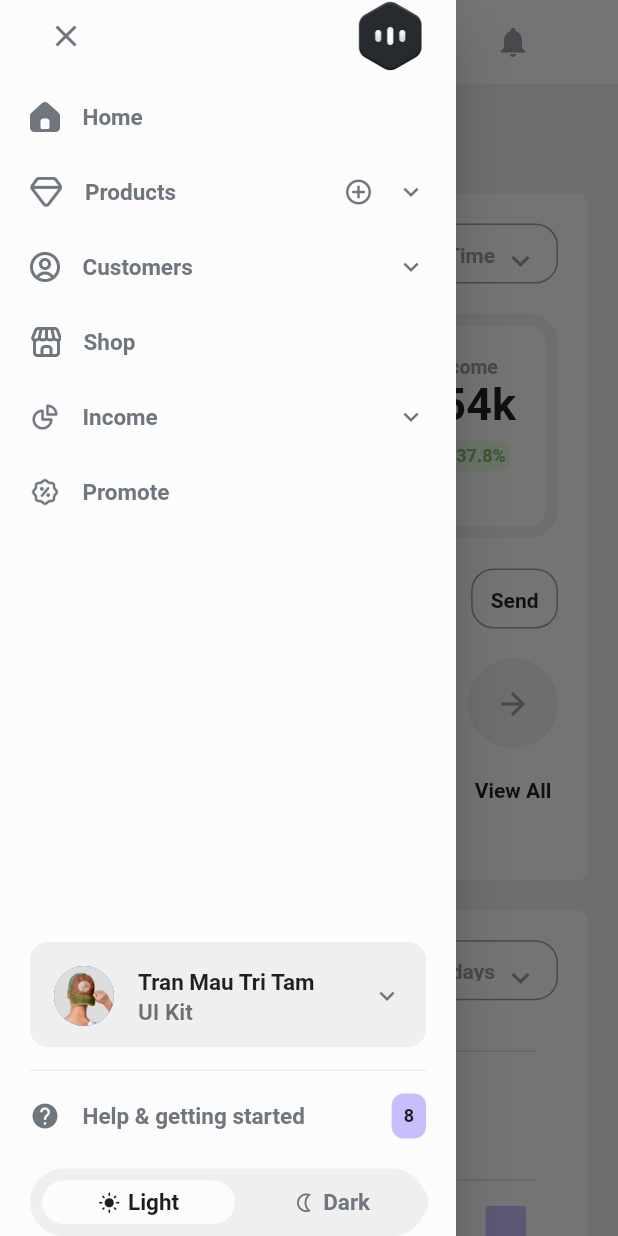
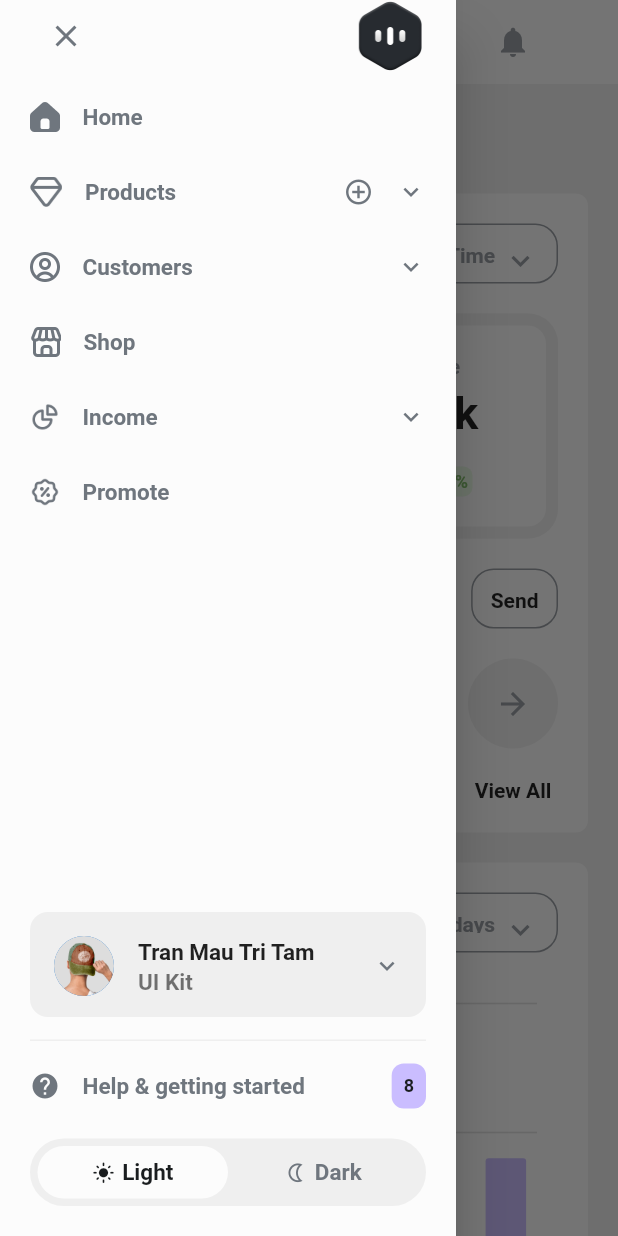
Before and after one commit to donkizzy/dashboard-UI, a Flutter app: the Dashboard screen opened directly, with the side drawer open, on a phone screen of 412 x 824 dp. Run offline on Flutter 3.47's test engine with Material 2 defaults, Android fonts, the phone set to English and light mode, and no system bars; our stand-ins replace adaptive_theme, charts_flutter.

Commit message:
fixed some responsiveness issues

```diff
--- a/lib/ui/screens/dashboard.dart
+++ b/lib/ui/screens/dashboard.dart
@@ -50,7 +50,6 @@ class _DashboardState extends State<Dashboard> {
             height: 20,
           ),
           Container(
-            height: height(context) / 1.8,
             padding: EdgeInsets.all(20.0),
             decoration: BoxDecoration(
                 color: Theme.of(context).cardColor,
@@ -109,6 +108,7 @@ class _DashboardState extends State<Dashboard> {
                     mainAxisAlignment: MainAxisAlignment.spaceBetween,
                     children: [
                       Flexible(
+                        fit: FlexFit.tight,
                         child: InkWell(
                           onTap:(){
                             setState(() {
@@ -124,6 +124,7 @@ class _DashboardState extends State<Dashboard> {
                             ),
                             child: Column(
                               crossAxisAlignment: CrossAxisAlignment.start,
+                              mainAxisAlignment: MainAxisAlignment.spaceBetween,
                               children: [
                                 Text('Customers',style: TextStyle(fontSize: 13,fontWeight: FontWeight.w600,color: greyChateau),),
                                 Text('254k',style: TextStyle(fontSize: 30,fontWeight: FontWeight.w600,),),
@@ -156,6 +157,7 @@ class _DashboardState extends State<Dashboard> {
                         ),
                       ),
                       Flexible(
+                        fit: FlexFit.tight,
                         child: InkWell(
                           onTap: (){
                             setState(() {
@@ -170,6 +172,7 @@ class _DashboardState extends State<Dashboard> {
                               borderRadius: BorderRadius.circular(12)
                             ),
                             child: Column(
+                              mainAxisAlignment: MainAxisAlignment.spaceBetween,
                               children: [
                                 Text('Income',style: TextStyle(fontSize: 13,fontWeight: FontWeight.w600,color: greyChateau),),
                                 Text('254k',style: TextStyle(fontSize: 30,fontWeight: FontWeight.w600,),),
@@ -289,7 +292,6 @@ class _DashboardState extends State<Dashboard> {
             height: 20,
           ),
           Container(
-              height: height(context) / 1.8,
               padding: EdgeInsets.all(20.0),
               decoration: BoxDecoration(
                   color: Theme.of(context).cardColor,
@@ -343,7 +345,6 @@ class _DashboardState extends State<Dashboard> {
           ),
           SizedBox(height: 20,),
           Container(
-        height: height(context) / 1.3,
         padding: EdgeInsets.all(20.0),
         decoration: BoxDecoration(
             color: Theme.of(context).cardColor,
@@ -435,7 +436,6 @@ class _DashboardState extends State<Dashboard> {
       ),
           SizedBox(height: 20,),
           Container(
-            height: height(context) / 3,
             padding: EdgeInsets.all(20.0),
             decoration: BoxDecoration(
                 color: Theme.of(context).cardColor,
@@ -476,9 +476,9 @@ class _DashboardState extends State<Dashboard> {
                         padding: EdgeInsets.all(12),
                         decoration: BoxDecoration(
                           borderRadius: BorderRadius.circular(15),
-                          border: Border.all(color: Theme.of(context).dividerColor),
+                          border: Border.all(color: Theme.of(context).dividerColor,width: 2),
                         ),
-                        child: Image.asset('assets/facebook.png'),
+                        child: Image.asset('assets/facebook.png',height: 20,),
                       ),
                     ),
                     SizedBox(width: 10.0,),
@@ -489,9 +489,9 @@ class _DashboardState extends State<Dashboard> {
                         padding: EdgeInsets.all(12),
                         decoration: BoxDecoration(
                           borderRadius: BorderRadius.circular(15),
-                          border: Border.all(color: Theme.of(context).dividerColor),
+                          border: Border.all(color: Theme.of(context).dividerColor,width: 2),
                         ),
-                        child: Image.asset('assets/twitter.png'),
+                        child: Image.asset('assets/twitter.png',height: 20,),
                       ),
                     ),
                     SizedBox(width: 10.0,),
@@ -502,9 +502,9 @@ class _DashboardState extends State<Dashboard> {
                         padding: EdgeInsets.all(12),
                         decoration: BoxDecoration(
                           borderRadius: BorderRadius.circular(15),
-                          border: Border.all(color: Theme.of(context).dividerColor),
+                          border: Border.all(color: Theme.of(context).dividerColor,width: 2),
                         ),
-                        child: Image.asset('assets/instagram.png'),
+                        child: Image.asset('assets/instagram.png',height: 20,),
                       ),
                     ),
 
@@ -515,7 +515,6 @@ class _DashboardState extends State<Dashboard> {
           ),
           SizedBox(height: 20,),
           Container(
-            height: height(context) / 1.5,
             padding: EdgeInsets.all(20.0),
             decoration: BoxDecoration(
                 color: Theme.of(context).cardColor,
@@ -570,7 +569,7 @@ class _DashboardState extends State<Dashboard> {
                   padding: EdgeInsets.all(12),
                   decoration: BoxDecoration(
                     borderRadius: BorderRadius.circular(15),
-                    border: Border.all(color: Theme.of(context).dividerColor),
+                    border: Border.all(color: Theme.of(context).dividerColor,width: 2),
                   ),
                   child: Center(
                     child: Text(
--- a/lib/ui/widgets/custom_drawer.dart
+++ b/lib/ui/widgets/custom_drawer.dart
@@ -131,22 +131,23 @@ class CustomDrawer extends StatelessWidget {
                     builder: (BuildContext context, AdaptiveThemeMode value, Widget? child) {
                       return Container(
                         height: 45,
-                        width: width(context),
-                        padding: EdgeInsets.all(8.0),
+                        padding: EdgeInsets.all(5.0),
                         decoration: BoxDecoration(
                             color: Theme.of(context).dividerColor,
                             borderRadius: BorderRadius.circular(40)
                         ),
                         child: Row(
-                          mainAxisAlignment: MainAxisAlignment.spaceBetween,
+                          //mainAxisAlignment: MainAxisAlignment.spaceBetween,
                           children: [
-                            InkWell(
+                            Flexible(
+                              fit:FlexFit.tight,
+                              child: InkWell(
                                 onTap:(){
                                   AdaptiveTheme.of(context).setLight();
                                 },
                                 child: Container(
                                   height: 35,
-                                width: width(context) / 3.2 ,
+                                  width: width(context) / 4,
                                    padding: EdgeInsets.all(5),
                                   decoration: BoxDecoration(
                                     color: value.isLight ? Theme.of(context).cardColor : Theme.of(context).dividerColor,
@@ -162,13 +163,16 @@ class CustomDrawer extends StatelessWidget {
                                   ),
                                 ),
                               ),
-                            InkWell(
+                            ),
+                            Flexible(
+                              fit:FlexFit.tight,
+                              child: InkWell(
                                 onTap: (){
                                   AdaptiveTheme.of(context).setDark();
                                 },
                                 child: Container(
                                   height: 32,
-                                width: width(context) / 3.2,
+                                  width: width(context) / 4,
                                   // padding: EdgeInsets.all(20),
                                   decoration: BoxDecoration(
                                       color: !value.isLight ? Theme.of(context).cardColor : Theme.of(context).dividerColor,
@@ -184,11 +188,13 @@ class CustomDrawer extends StatelessWidget {
                                   ),
                                 ),
                               ),
+                            ),
                           ],
                         ),
                       ) ;
                     },
                   ),
+                  SizedBox(height: 20,),
                 ],
               )
             ],
```
Lines whose indentation alone changed are shown as unchanged.
